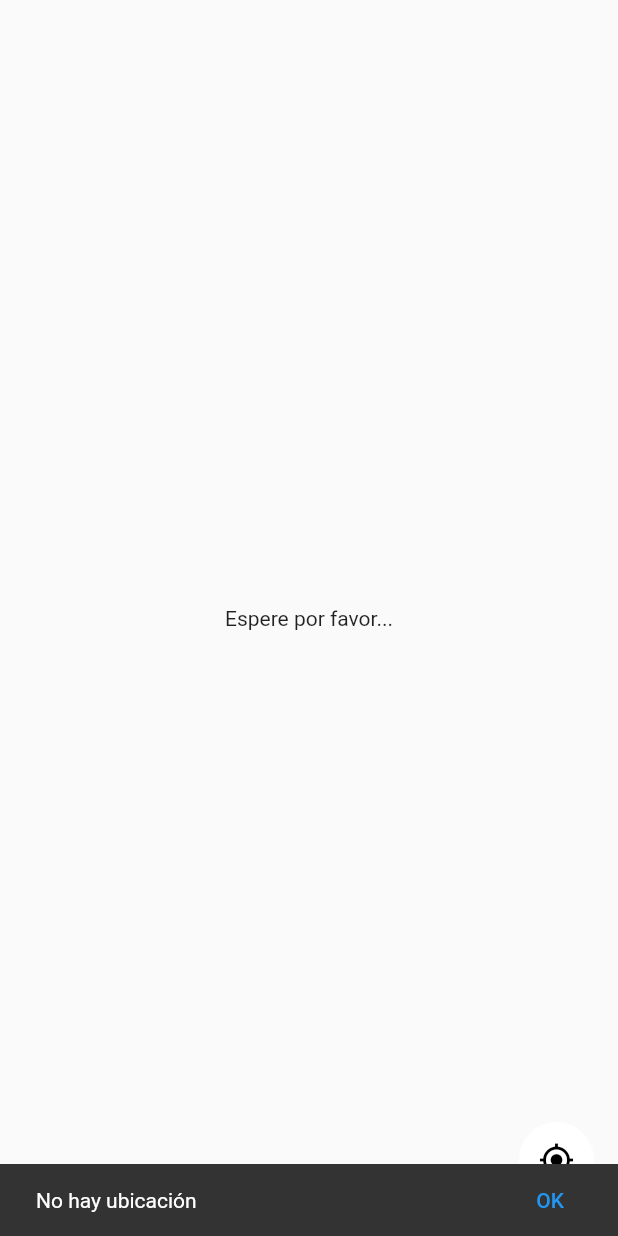
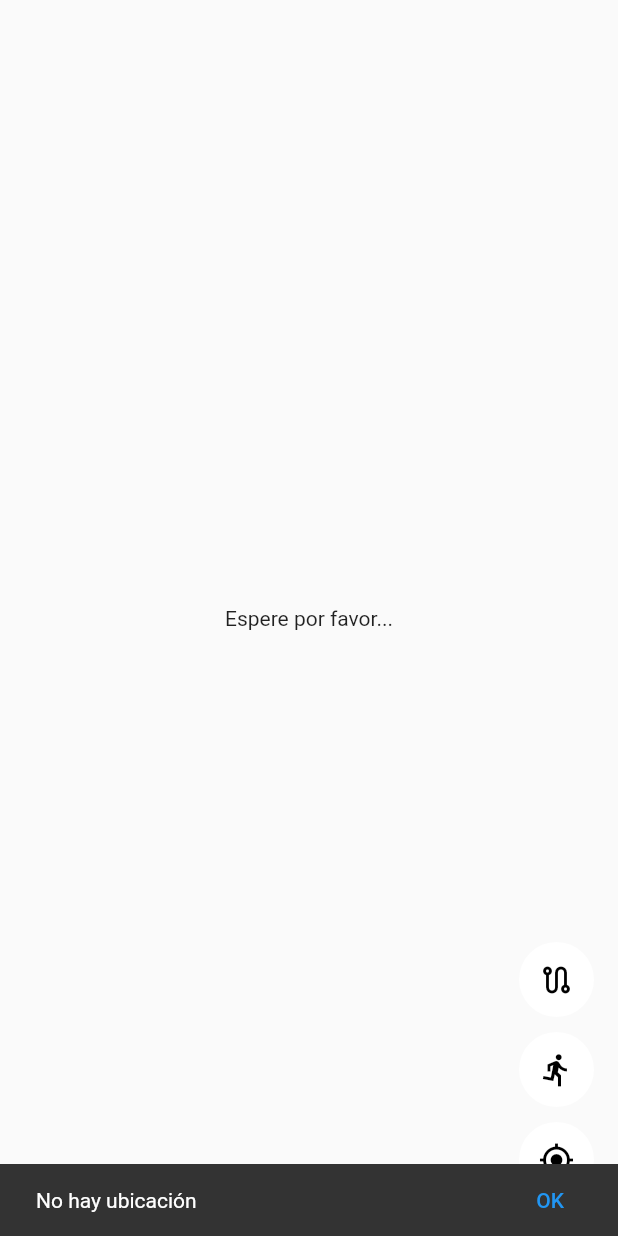
Before and after one commit to SamuelCan0/MapsApp, a Flutter app: the screen it shows after launch, after a tap on the "my location" icon, on a phone screen of 412 x 824 dp. Run offline on Flutter 3.47's test engine with Material 2 defaults, Android fonts, the phone set to English and light mode, and no system bars; our stand-ins replace bloc, equatable, flutter_bloc, geolocator, google_maps_flutter, permission_handler.

Commit message:
Fin Seccion 19

```diff
--- a/lib/blocs/location/location_bloc.dart
+++ b/lib/blocs/location/location_bloc.dart
@@ -35,7 +35,6 @@ class LocationBloc extends Bloc<LocationEvent, LocationState> {
 
     positionStream = Geolocator.getPositionStream().listen((event) {
       final position = event;
-      print(position);
       add(OnNewUserLocationEvent(
           LatLng(position.latitude, position.longitude)));
     });
--- a/lib/blocs/map/map_bloc.dart
+++ b/lib/blocs/map/map_bloc.dart
@@ -1,8 +1,11 @@
+import 'dart:async';
 import 'dart:convert';
 
 import 'package:bloc/bloc.dart';
 import 'package:equatable/equatable.dart';
+import 'package:flutter/material.dart';
 import 'package:google_maps_flutter/google_maps_flutter.dart';
+import 'package:maps_app/blocs/blocs.dart';
 
 import 'package:maps_app/themes/themes.dart';
 
@@ -10,30 +13,74 @@ part 'map_event.dart';
 part 'map_state.dart';
 
 class MapBloc extends Bloc<MapEvent, MapState> {
+  final LocationBloc locationBloc;
+
+  late StreamSubscription<LocationState>? locationStateSubscription;
 
   GoogleMapController? _mapController;
 
-  MapBloc() : super( const MapState() ) {
+  MapBloc({required this.locationBloc}) : super(const MapState()) {
+    on<OnMapInitialzedEvent>(_onInitMap);
+    on<OnStartFollowingUserEvent>(_onStartFollowingUser);
+    on<OnStopFollowingUserEvent>(_onStopFollowingUser);
+    on<UpdateUserPolylineEvent>(_onPolylineNewPoint);
+    on<OnToggleUserRoute>(
+        (event, emit) => emit(state.copyWith(showMyRoute: !state.showMyRoute)));
 
-    on<OnMapInitialzedEvent>( _onInitMap );
+    locationBloc.stream.listen((locationState) {
+      if (locationState.lastKnownLocation != null) {
+        add(UpdateUserPolylineEvent(locationState.myLocationHistory));
+      }
 
+      if (!state.isFollowUser) return;
+      if (locationState.lastKnownLocation == null) return;
+      moveCamera(locationState.lastKnownLocation!);
+    });
   }
 
+  void _onPolylineNewPoint(
+      UpdateUserPolylineEvent event, Emitter<MapState> emit) {
+    final myRoute = Polyline(
+        polylineId: const PolylineId('myRoute'),
+        color: Color.fromARGB(69, 245, 173, 39),
+        width: 5,
+        startCap: Cap.roundCap,
+        endCap: Cap.roundCap,
+        points: event.userLocations);
 
-  void _onInitMap( OnMapInitialzedEvent event, Emitter<MapState> emit ) {
+    final currentPolylines = Map<String, Polyline>.from(state.polyline);
+    currentPolylines['myRoute'] = myRoute;
 
-    _mapController = event.controller;
-    _mapController!.setMapStyle( jsonEncode( uberMapTheme ));
-
-    emit( state.copyWith( isMapInitialized: true ) );
-
+    emit(state.copyWith(polyline: currentPolylines));
   }
 
+  void _onInitMap(OnMapInitialzedEvent event, Emitter<MapState> emit) {
+    _mapController = event.controller;
+    _mapController!.setMapStyle(jsonEncode(uberMapTheme));
 
-  void moveCamera( LatLng newLocation ) {
-    final cameraUpdate = CameraUpdate.newLatLng( newLocation );
+    emit(state.copyWith(isMapInitialized: true));
+  }
+
+  void _onStartFollowingUser(
+      OnStartFollowingUserEvent event, Emitter<MapState> emit) {
+    emit(state.copyWith(isFollowUser: true));
+    if (locationBloc.state.lastKnownLocation == null) return;
+    moveCamera(locationBloc.state.lastKnownLocation!);
+  }
+
+  void _onStopFollowingUser(
+      OnStopFollowingUserEvent event, Emitter<MapState> emit) {
+    emit(state.copyWith(isFollowUser: false));
+  }
+
+  void moveCamera(LatLng newLocation) {
+    final cameraUpdate = CameraUpdate.newLatLng(newLocation);
     _mapController?.animateCamera(cameraUpdate);
   }
 
-
+  @override
+  Future<void> close() {
+    locationStateSubscription?.cancel();
+    return super.close();
+  }
 }
--- a/lib/blocs/map/map_event.dart
+++ b/lib/blocs/map/map_event.dart
@@ -11,3 +11,14 @@ class OnMapInitialzedEvent extends MapEvent {
   final GoogleMapController controller;
   const OnMapInitialzedEvent(this.controller);
 }
+
+class OnStopFollowingUserEvent extends MapEvent {}
+
+class OnStartFollowingUserEvent extends MapEvent {}
+
+class UpdateUserPolylineEvent extends MapEvent {
+  final List<LatLng> userLocations;
+  const UpdateUserPolylineEvent(this.userLocations);
+}
+
+class OnToggleUserRoute extends MapEvent {}
--- a/lib/blocs/map/map_state.dart
+++ b/lib/blocs/map/map_state.dart
@@ -1,26 +1,32 @@
 part of 'map_bloc.dart';
 
 class MapState extends Equatable {
-
   final bool isMapInitialized;
-  final bool followUser;
+  final bool isFollowUser;
+  final Map<String, Polyline> polyline;
+  final bool showMyRoute;
 
   const MapState({
     this.isMapInitialized = false,
-    this.followUser = false
-  });
-
+    this.isFollowUser = true,
+    this.showMyRoute = true,
+    Map<String, Polyline>? polyline,
+  }) : polyline = polyline ?? const {};
 
   MapState copyWith({
     bool? isMapInitialized,
-    bool? followUser,
-  })
-  => MapState(
-    isMapInitialized: isMapInitialized ?? this.isMapInitialized,
-    followUser: followUser ?? this.followUser,
-  );
+    bool? isFollowUser,
+    Map<String, Polyline>? polyline,
+    bool? showMyRoute,
+  }) =>
+      MapState(
+        isMapInitialized: isMapInitialized ?? this.isMapInitialized,
+        isFollowUser: isFollowUser ?? this.isFollowUser,
+        polyline: polyline ?? this.polyline,
+        showMyRoute: showMyRoute ?? this.showMyRoute,
+      );
 
   @override
-  List<Object> get props => [ isMapInitialized, followUser];
-
+  List<Object> get props =>
+      [isMapInitialized, isFollowUser, polyline, showMyRoute];
 }
--- a/lib/main.dart
+++ b/lib/main.dart
@@ -5,28 +5,26 @@ import 'package:maps_app/blocs/blocs.dart';
 import 'package:maps_app/screens/screens.dart';
 
 void main() {
-  runApp(
-    MultiBlocProvider(
-      providers: [
-        BlocProvider(create: (context) => GpsBloc() ),
-        BlocProvider(create: (context) => LocationBloc() ),
-        BlocProvider(create: (context) => MapBloc() ),
-      ],
-      child: const MapsApp(),
-    )
-  );
+  runApp(MultiBlocProvider(
+    providers: [
+      BlocProvider(create: (context) => GpsBloc()),
+      BlocProvider(create: (context) => LocationBloc()),
+      BlocProvider(
+          create: (context) =>
+              MapBloc(locationBloc: BlocProvider.of<LocationBloc>(context))),
+    ],
+    child: const MapsApp(),
+  ));
 }
 
 class MapsApp extends StatelessWidget {
-
   const MapsApp({Key? key}) : super(key: key);
 
   @override
   Widget build(BuildContext context) {
     return const MaterialApp(
-      debugShowCheckedModeBanner: false,
-      title: 'MapsApp',
-      home: LoadingScreen()
-    );
+        debugShowCheckedModeBanner: false,
+        title: 'MapsApp',
+        home: LoadingScreen());
   }
 }
--- a/lib/screens/map_screen.dart
+++ b/lib/screens/map_screen.dart
@@ -1,13 +1,12 @@
 import 'package:flutter/material.dart';
 import 'package:flutter_bloc/flutter_bloc.dart';
-
+import 'package:google_maps_flutter/google_maps_flutter.dart';
 
 import 'package:maps_app/blocs/blocs.dart';
 import 'package:maps_app/views/views.dart';
 import 'package:maps_app/widgets/widgets.dart';
 
 class MapScreen extends StatefulWidget {
-
   const MapScreen({Key? key}) : super(key: key);
 
   @override
@@ -15,7 +14,6 @@ class MapScreen extends StatefulWidget {
 }
 
 class _MapScreenState extends State<MapScreen> {
-
   late LocationBloc locationBloc;
 
   @override
@@ -25,7 +23,6 @@ class _MapScreenState extends State<MapScreen> {
     locationBloc = BlocProvider.of<LocationBloc>(context);
     // locationBloc.getCurrentPosition();
     locationBloc.startFollowingUser();
-
   }
 
   @override
@@ -34,38 +31,45 @@ class _MapScreenState extends State<MapScreen> {
     super.dispose();
   }
 
-
   @override
   Widget build(BuildContext context) {
     return Scaffold(
       body: BlocBuilder<LocationBloc, LocationState>(
-        builder: (context, state) {
-
-          if ( state.lastKnownLocation == null ) return const Center( child: Text('Espere por favor...'));
-
-
+        builder: (context, locationState) {
+          if (locationState.lastKnownLocation == null) {
+            return const Center(child: Text('Espere por favor...'));
+          }
+          return BlocBuilder<MapBloc, MapState>(
+            builder: (context, mapState) {
+              Map<String, Polyline> polylines = Map.from(mapState.polyline);
+              if (!mapState.showMyRoute) {
+                polylines.removeWhere((key, value) => key == 'myRoute');
+              }
               return SingleChildScrollView(
                 child: Stack(
                   children: [
-                MapView( initialLocation: state.lastKnownLocation! ),
+                    MapView(
+                      initialLocation: locationState.lastKnownLocation!,
+                      polylines: polylines.values.toSet(),
+                    ),
 
                     // TODO: botones...
-
                   ],
                 ),
               );
-
+            },
+          );
         },
       ),
-
       floatingActionButtonLocation: FloatingActionButtonLocation.endFloat,
       floatingActionButton: Column(
         mainAxisAlignment: MainAxisAlignment.end,
-        children: const[
-          BtnCurrentLocation()
+        children: const [
+          BtnToggleUserRoute(),
+          BtnFollowUser(),
+          BtnCurrentLocation(),
         ],
       ),
-
     );
   }
 }
--- a/lib/themes/uber.dart
+++ b/lib/themes/uber.dart
@@ -1,254 +1,125 @@
 const uberMapTheme = [
   {
-        "featureType": "all",
-        "elementType": "labels.text.fill",
+    "elementType": "geometry",
     "stylers": [
-            {
-                "color": "#7c93a3"
-            },
-            {
-                "lightness": "-10"
-            }
+      {"color": "#242f3e"}
     ]
   },
   {
-        "featureType": "administrative.country",
-        "elementType": "geometry",
+    "elementType": "labels.text.fill",
     "stylers": [
-            {
-                "visibility": "on"
-            }
+      {"color": "#746855"}
     ]
   },
   {
-        "featureType": "administrative.country",
-        "elementType": "geometry.stroke",
+    "elementType": "labels.text.stroke",
     "stylers": [
-            {
-                "color": "#a0a4a5"
-            }
+      {"color": "#242f3e"}
     ]
   },
   {
-        "featureType": "administrative.province",
-        "elementType": "geometry.stroke",
+    "featureType": "administrative.locality",
+    "elementType": "labels.text.fill",
     "stylers": [
-            {
-                "color": "#62838e"
-            }
-        ]
-    },
-    {
-        "featureType": "landscape",
-        "elementType": "geometry.fill",
-        "stylers": [
-            {
-                "color": "#dde3e3"
-            }
-        ]
-    },
-    {
-        "featureType": "landscape.man_made",
-        "elementType": "geometry.stroke",
-        "stylers": [
-            {
-                "color": "#3f4a51"
-            },
-            {
-                "weight": "0.30"
-            }
+      {"color": "#d59563"}
     ]
   },
   {
     "featureType": "poi",
-        "elementType": "all",
+    "elementType": "labels.text.fill",
     "stylers": [
-            {
-                "visibility": "simplified"
-            }
-        ]
-    },
-    {
-        "featureType": "poi.attraction",
-        "elementType": "all",
-        "stylers": [
-            {
-                "visibility": "on"
-            }
-        ]
-    },
-    {
-        "featureType": "poi.business",
-        "elementType": "all",
-        "stylers": [
-            {
-                "visibility": "off"
-            }
-        ]
-    },
-    {
-        "featureType": "poi.government",
-        "elementType": "all",
-        "stylers": [
-            {
-                "visibility": "off"
-            }
+      {"color": "#d59563"}
     ]
   },
   {
     "featureType": "poi.park",
-        "elementType": "all",
+    "elementType": "geometry",
     "stylers": [
-            {
-                "visibility": "on"
-            }
+      {"color": "#263c3f"}
     ]
   },
   {
-        "featureType": "poi.place_of_worship",
-        "elementType": "all",
+    "featureType": "poi.park",
+    "elementType": "labels.text.fill",
     "stylers": [
-            {
-                "visibility": "off"
-            }
-        ]
-    },
-    {
-        "featureType": "poi.school",
-        "elementType": "all",
-        "stylers": [
-            {
-                "visibility": "off"
-            }
-        ]
-    },
-    {
-        "featureType": "poi.sports_complex",
-        "elementType": "all",
-        "stylers": [
-            {
-                "visibility": "off"
-            }
+      {"color": "#6b9a76"}
     ]
   },
   {
     "featureType": "road",
-        "elementType": "all",
+    "elementType": "geometry",
     "stylers": [
-            {
-                "saturation": "-100"
-            },
-            {
-                "visibility": "on"
-            }
+      {"color": "#38414e"}
     ]
   },
   {
     "featureType": "road",
     "elementType": "geometry.stroke",
     "stylers": [
+      {"color": "#212a37"}
+    ]
+  },
   {
-                "visibility": "on"
-            }
+    "featureType": "road",
+    "elementType": "labels.text.fill",
+    "stylers": [
+      {"color": "#9ca5b3"}
     ]
   },
   {
     "featureType": "road.highway",
-        "elementType": "geometry.fill",
+    "elementType": "geometry",
     "stylers": [
-            {
-                "color": "#bbcacf"
-            }
+      {"color": "#746855"}
     ]
   },
   {
     "featureType": "road.highway",
     "elementType": "geometry.stroke",
     "stylers": [
-            {
-                "lightness": "0"
-            },
-            {
-                "color": "#bbcacf"
-            },
-            {
-                "weight": "0.50"
-            }
+      {"color": "#1f2835"}
     ]
   },
   {
     "featureType": "road.highway",
-        "elementType": "labels",
+    "elementType": "labels.text.fill",
     "stylers": [
-            {
-                "visibility": "on"
-            }
-        ]
-    },
-    {
-        "featureType": "road.highway",
-        "elementType": "labels.text",
-        "stylers": [
-            {
-                "visibility": "on"
-            }
-        ]
-    },
-    {
-        "featureType": "road.highway.controlled_access",
-        "elementType": "geometry.fill",
-        "stylers": [
-            {
-                "color": "#ffffff"
-            }
-        ]
-    },
-    {
-        "featureType": "road.highway.controlled_access",
-        "elementType": "geometry.stroke",
-        "stylers": [
-            {
-                "color": "#a9b4b8"
-            }
-        ]
-    },
-    {
-        "featureType": "road.arterial",
-        "elementType": "labels.icon",
-        "stylers": [
-            {
-                "invert_lightness": true
-            },
-            {
-                "saturation": "-7"
-            },
-            {
-                "lightness": "3"
-            },
-            {
-                "gamma": "1.80"
-            },
-            {
-                "weight": "0.01"
-            }
+      {"color": "#f3d19c"}
     ]
   },
   {
     "featureType": "transit",
-        "elementType": "all",
+    "elementType": "geometry",
     "stylers": [
+      {"color": "#2f3948"}
+    ]
+  },
   {
-                "visibility": "off"
-            }
+    "featureType": "transit.station",
+    "elementType": "labels.text.fill",
+    "stylers": [
+      {"color": "#d59563"}
     ]
   },
   {
     "featureType": "water",
-        "elementType": "geometry.fill",
+    "elementType": "geometry",
     "stylers": [
+      {"color": "#17263c"}
+    ]
+  },
   {
-                "color": "#a3c7df"
-            }
+    "featureType": "water",
+    "elementType": "labels.text.fill",
+    "stylers": [
+      {"color": "#515c6d"}
+    ]
+  },
+  {
+    "featureType": "water",
+    "elementType": "labels.text.stroke",
+    "stylers": [
+      {"color": "#17263c"}
     ]
   }
 ];
--- a/lib/views/map_view.dart
+++ b/lib/views/map_view.dart
@@ -5,41 +5,42 @@ import 'package:google_maps_flutter/google_maps_flutter.dart';
 import 'package:maps_app/blocs/blocs.dart';
 
 class MapView extends StatelessWidget {
-
   final LatLng initialLocation;
+  final Set<Polyline> polylines;
 
   const MapView({
     Key? key,
-    required this.initialLocation
+    required this.initialLocation,
+    required this.polylines,
   }) : super(key: key);
 
   @override
   Widget build(BuildContext context) {
-
     final mapBloc = BlocProvider.of<MapBloc>(context);
 
-    final CameraPosition initialCameraPosition = CameraPosition(
-        target: initialLocation,
-        zoom: 15
-    );
+    final CameraPosition initialCameraPosition =
+        CameraPosition(target: initialLocation, zoom: 15);
 
     final size = MediaQuery.of(context).size;
 
     return SizedBox(
       width: size.width,
       height: size.height,
+      child: Listener(
+        onPointerMove: (event) => mapBloc.add(OnStopFollowingUserEvent()),
         child: GoogleMap(
           initialCameraPosition: initialCameraPosition,
           compassEnabled: false,
           myLocationEnabled: true,
           zoomControlsEnabled: false,
           myLocationButtonEnabled: false,
-
-        onMapCreated: ( controller ) => mapBloc.add( OnMapInitialzedEvent(controller) ),
+          polylines: polylines,
+          onMapCreated: (controller) =>
+              mapBloc.add(OnMapInitialzedEvent(controller)),
 
           // TODO: Markers
-        // TODO: polylines
           // TODO: Cuando se mueve el mapa
+        ),
       ),
     );
   }
--- /dev/null
+++ b/lib/widgets/btn_follow_user.dart
@@ -0,0 +1,34 @@
+import 'package:flutter/material.dart';
+import 'package:flutter_bloc/flutter_bloc.dart';
+import 'package:maps_app/blocs/blocs.dart';
+
+class BtnFollowUser extends StatelessWidget {
+  const BtnFollowUser({Key? key}) : super(key: key);
+
+  @override
+  Widget build(BuildContext context) {
+    final locationBloc = BlocProvider.of<LocationBloc>(context);
+    final mapBloc = BlocProvider.of<MapBloc>(context);
+
+    return Container(
+      margin: const EdgeInsets.only(bottom: 10),
+      child: CircleAvatar(
+        backgroundColor: Colors.white,
+        maxRadius: 25,
+        child: BlocBuilder<MapBloc, MapState>(
+          builder: (context, state) {
+            return IconButton(
+                icon: Icon(
+                    state.isFollowUser
+                        ? Icons.directions_run_outlined
+                        : Icons.hail_rounded,
+                    color: Colors.black),
+                onPressed: () {
+                  mapBloc.add(OnStartFollowingUserEvent());
+                });
+          },
+        ),
+      ),
+    );
+  }
+}
--- /dev/null
+++ b/lib/widgets/btn_togge_user_route.dart
@@ -0,0 +1,25 @@
+import 'package:flutter/material.dart';
+import 'package:flutter_bloc/flutter_bloc.dart';
+import 'package:maps_app/blocs/blocs.dart';
+
+class BtnToggleUserRoute extends StatelessWidget {
+  const BtnToggleUserRoute({Key? key}) : super(key: key);
+
+  @override
+  Widget build(BuildContext context) {
+    final locationBloc = BlocProvider.of<LocationBloc>(context);
+    final mapBloc = BlocProvider.of<MapBloc>(context);
+
+    return Container(
+      margin: const EdgeInsets.only(bottom: 10),
+      child: CircleAvatar(
+          backgroundColor: Colors.white,
+          maxRadius: 25,
+          child: IconButton(
+              icon: const Icon(Icons.route_outlined, color: Colors.black),
+              onPressed: () {
+                mapBloc.add(OnToggleUserRoute());
+              })),
+    );
+  }
+}
--- a/lib/widgets/widgets.dart
+++ b/lib/widgets/widgets.dart
@@ -1,3 +1,3 @@
-
-
 export 'package:maps_app/widgets/btn_location.dart';
+export 'package:maps_app/widgets/btn_follow_user.dart';
+export 'package:maps_app/widgets/btn_togge_user_route.dart';
```
Also changed, not shown: 1 other file. Lines whose indentation alone changed are shown as unchanged.
